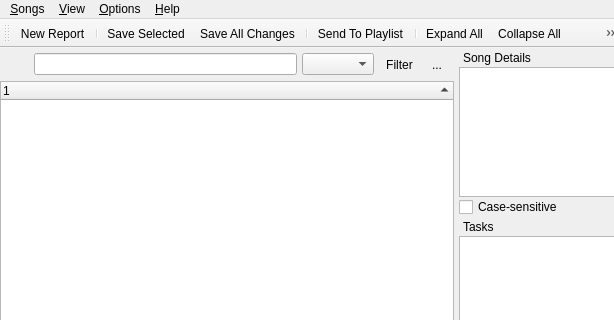
Old version of the form uman/src/QUMainWindow.ui in the repository UltraStar-Deluxe/UltraStar-Manager; both pictures show x 0 to 614 and y 0 to 320 of the 912 by 765 pixel window.
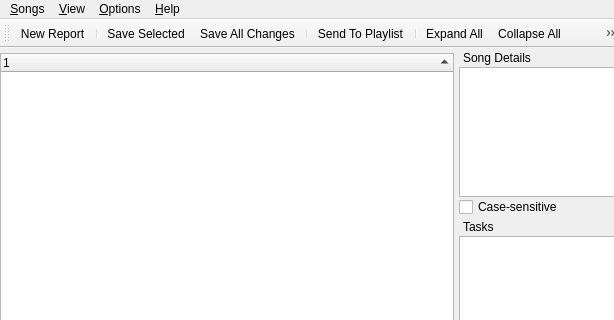
New version of the form. Icons and pictures are not drawn. Custom widgets are drawn as their Qt base class.

Commit message: filter area modified; progress dialog ui modified

Diff of the .ui file:
```diff
--- a/uman/src/QUMainWindow.ui
+++ b/uman/src/QUMainWindow.ui
@@ -41,98 +41,7 @@
        <number>5</number>
       </property>
       <item>
-       <widget class="QFrame" name="filterFrame" >
-        <property name="frameShape" >
-         <enum>QFrame::NoFrame</enum>
-        </property>
-        <property name="frameShadow" >
-         <enum>QFrame::Raised</enum>
-        </property>
-        <layout class="QHBoxLayout" >
-         <property name="spacing" >
-          <number>5</number>
-         </property>
-         <property name="leftMargin" >
-          <number>5</number>
-         </property>
-         <property name="topMargin" >
-          <number>5</number>
-         </property>
-         <property name="rightMargin" >
-          <number>5</number>
-         </property>
-         <property name="bottomMargin" >
-          <number>0</number>
-         </property>
-         <item>
-          <widget class="QToolButton" name="filterNegateBtn" >
-           <property name="text" >
-            <string/>
-           </property>
-           <property name="icon" >
-            <iconset resource="images/uman.qrc" >
-             <normaloff>:/marks/plus.png</normaloff>:/marks/plus.png</iconset>
-           </property>
-           <property name="checkable" >
-            <bool>false</bool>
-           </property>
-           <property name="autoRaise" >
-            <bool>true</bool>
-           </property>
-          </widget>
-         </item>
-         <item>
-          <widget class="QLineEdit" name="filterEdit" >
-           <property name="toolTip" >
-            <string>Enter a regular expression and press the filter button to the right.</string>
-           </property>
-          </widget>
-         </item>
-         <item>
-          <widget class="QComboBox" name="filterTypeCombo" />
-         </item>
-         <item>
-          <widget class="QToolButton" name="filterBtn" >
-           <property name="enabled" >
-            <bool>true</bool>
-           </property>
-           <property name="toolTip" >
-            <string>Apply filter to song tree</string>
-           </property>
-           <property name="text" >
-            <string>Filter</string>
-           </property>
-           <property name="icon" >
-            <iconset resource="images/uman.qrc" >
-             <normaloff>:/control/filter.png</normaloff>:/control/filter.png</iconset>
-           </property>
-           <property name="toolButtonStyle" >
-            <enum>Qt::ToolButtonTextBesideIcon</enum>
-           </property>
-           <property name="autoRaise" >
-            <bool>true</bool>
-           </property>
-          </widget>
-         </item>
-         <item>
-          <widget class="QToolButton" name="filterCancelBtn" >
-           <property name="toolTip" >
-            <string>Clear filter</string>
-           </property>
-           <property name="text" >
-            <string>...</string>
-           </property>
-           <property name="icon" >
-            <iconset resource="images/uman.qrc" >
-             <normaloff>:/marks/cancel.png</normaloff>:/marks/cancel.png</iconset>
-           </property>
-           <property name="autoRaise" >
-            <bool>true</bool>
-           </property>
-          </widget>
-         </item>
-        </layout>
-       </widget>
+       <widget class="QUFilterArea" native="1" name="filterArea" />
       </item>
       <item>
        <widget class="QUSongTree" name="songTree" >
@@ -1583,6 +1492,12 @@
    <header>QUPlaylistArea.h</header>
    <container>1</container>
   </customwidget>
+  <customwidget>
+   <class>QUFilterArea</class>
+   <extends>QWidget</extends>
+   <header>QUFilterArea.h</header>
+   <container>1</container>
+  </customwidget>
  </customwidgets>
  <resources>
   <include location="images/uman.qrc" />
```
The commit also changes 13 other files.
